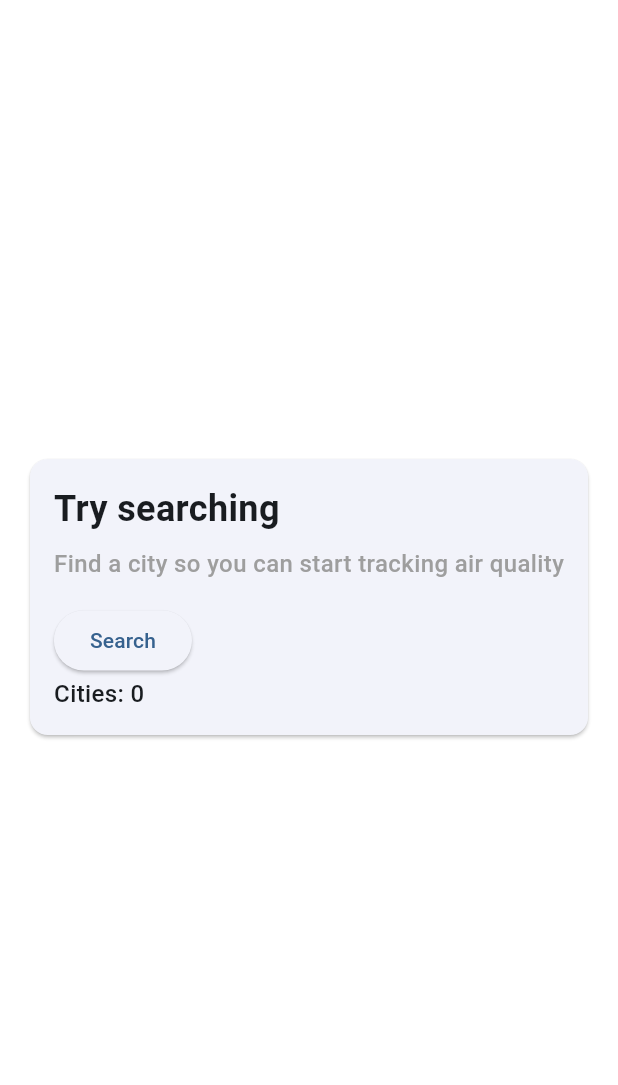
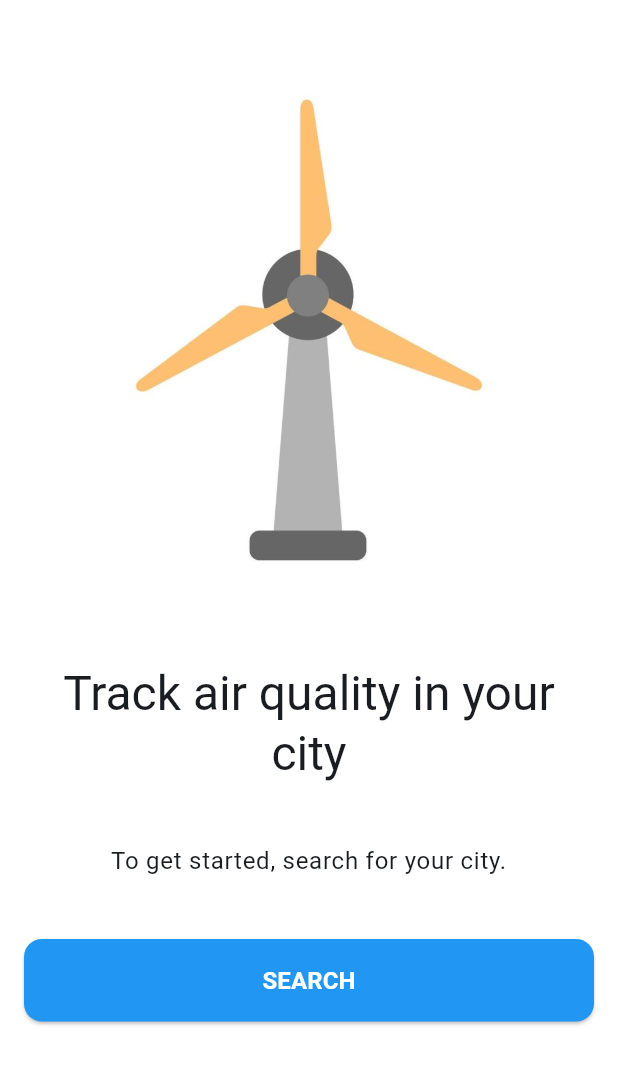
Before and after one commit to amha/ayer, a Flutter app: the HomeScreen screen opened by its route, on a phone screen of 412 x 824 dp, the part 63-1148 px from its top. Run offline on Flutter 3.47's test engine with Material 3 defaults, Android fonts, the phone set to English and light mode, and no system bars; our stand-ins replace flutter_dotenv.

Commit message:
Added default state for dashboard

```diff
--- a/lib/home.dart
+++ b/lib/home.dart
@@ -17,47 +17,53 @@ class HomeScreen extends StatefulWidget {
 class _HomeScreenState extends State<HomeScreen> {
   // Widget to display when there are no saved cities
   Widget _buildEmptyState() {
-    return Center(
-      child: Card(
-        margin: const EdgeInsets.all(16.0),
-        child: Padding(
+    return Padding(
       padding: const EdgeInsets.all(16.0),
       child: Column(
-            mainAxisSize: MainAxisSize.min,
-            crossAxisAlignment: CrossAxisAlignment.start,
+        mainAxisAlignment: MainAxisAlignment.start,
+        crossAxisAlignment: CrossAxisAlignment.center,
         children: [
-              const Text(
-                'Try searching',
-                style: TextStyle(
-                  fontSize: 24,
-                  fontWeight: FontWeight.bold,
+          Image.asset('assets/wind_turbine_free_vector.jpg'),
+          const Padding(padding: EdgeInsets.all(16.0)),
+          Text(
+            'Track air quality in your city',
+            style: Theme.of(context).textTheme.headlineLarge,
+            textAlign: TextAlign.center,
           ),
+          const SizedBox(height: 40),
+          Text(
+            'To get started, search for your city. ',
+            style: Theme.of(context).textTheme.bodyLarge,
+            textAlign: TextAlign.center,
           ),
-              const SizedBox(height: 8),
-              const Text(
-                'Find a city so you can start tracking air quality',
-                style: TextStyle(
-                  fontSize: 16,
-                  color: Colors.grey,
+          const SizedBox(height: 40),
+          SizedBox(
+            width: double.infinity,
+            child: ElevatedButton(
+              style: ElevatedButton.styleFrom(
+                backgroundColor: Colors.blue,
+                foregroundColor: Colors.white,
+                shape: RoundedRectangleBorder(
+                  borderRadius: BorderRadius.circular(12),
                 ),
+                padding: const EdgeInsets.symmetric(vertical: 16),
               ),
-              const SizedBox(height: 16),
-              ElevatedButton(
               onPressed: () {
                 Navigator.push(
                   context,
-                    MaterialPageRoute(
-                        builder: (context) => const SearchScreen()),
+                  MaterialPageRoute(builder: (context) => const SearchScreen()),
                 );
               },
-                child: const Text('Search'),
-              ),
-              Consumer<SavedCities>(builder: (context, savedCities, child) {
-                return Text('Cities: ${savedCities.citiesCount()}');
-              })
-            ],
+              child: const Text(
+                'SEARCH',
+                style: TextStyle(
+                  fontSize: 16,
+                  fontWeight: FontWeight.w700,
                 ),
               ),
+            ),
+          ),
+        ],
       ),
     );
   }
--- a/pubspec.yaml
+++ b/pubspec.yaml
@@ -64,7 +64,7 @@ flutter:
   # To add assets to your application, add an assets section, like this:
   assets:
   - .env
-  #   - images/a_dot_burr.jpeg
+  - assets/wind_turbine_free_vector.jpg
   #   - images/a_dot_ham.jpeg
 
   # An image asset can refer to one or more resolution-specific "variants", see
```
Also changed, not shown: assets/wind_turbine_free_vector.jpg (added). Lines whose indentation alone changed are shown as unchanged.
